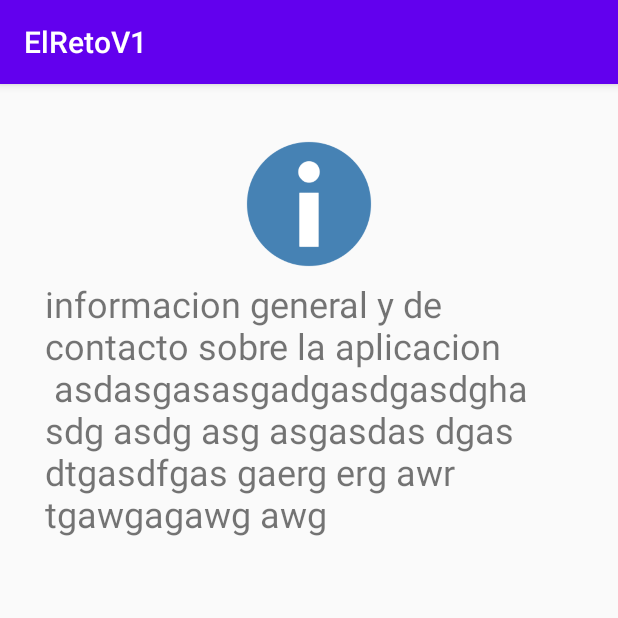
After one commit to jjaimes1/El-Reto-Android-Studio, an Android app: the VentanaInfo screen opened directly, with no data from a screen before it, on a phone screen of 412 x 824 dp, the top half of it. The commit adds this screen. Run offline under Robolectric (Android 15) with nearby library versions, the phone set to English and light mode, and no system bars.

Commit message:
creada ventana de informacion

```diff
--- a/app/src/main/AndroidManifest.xml
+++ b/app/src/main/AndroidManifest.xml
@@ -9,6 +9,7 @@
         android:roundIcon="@mipmap/ic_launcher_round"
         android:supportsRtl="true"
         android:theme="@style/AppTheme">
+        <activity android:name=".VentanaInfo"></activity>
         <activity android:name=".MainActivity">
             <intent-filter>
                 <action android:name="android.intent.action.MAIN" />
--- /dev/null
+++ b/app/src/main/java/com/jj/elretov1/VentanaInfo.java
@@ -0,0 +1,14 @@
+package com.jj.elretov1;
+
+import androidx.appcompat.app.AppCompatActivity;
+
+import android.os.Bundle;
+
+public class VentanaInfo extends AppCompatActivity {
+
+    @Override
+    protected void onCreate(Bundle savedInstanceState) {
+        super.onCreate(savedInstanceState);
+        setContentView(R.layout.activity_ventana_info);
+    }
+}
--- /dev/null
+++ b/app/src/main/res/layout/activity_ventana_info.xml
@@ -0,0 +1,25 @@
+<?xml version="1.0" encoding="utf-8"?>
+<LinearLayout xmlns:android="http://schemas.android.com/apk/res/android"
+    xmlns:app="http://schemas.android.com/apk/res-auto"
+    xmlns:tools="http://schemas.android.com/tools"
+    android:layout_width="match_parent"
+    android:layout_height="match_parent"
+    tools:context=".VentanaInfo"
+    android:orientation="vertical"
+    android:layout_margin="30dp"
+    android:gravity="center_horizontal"
+    >
+
+    <ImageView
+        android:id="@+id/imageView"
+        android:layout_width="100dp"
+        android:layout_height="100dp"
+        app:srcCompat="@drawable/icoinfo" />
+
+    <TextView
+        android:id="@+id/vInfoTxt2"
+        android:layout_width="wrap_content"
+        android:layout_height="wrap_content"
+        android:text="@string/vInfoTexto"
+        android:textSize="24sp" />
+</LinearLayout>
--- a/app/src/main/res/values/strings.xml
+++ b/app/src/main/res/values/strings.xml
@@ -4,4 +4,9 @@
     <string name="v1TxtPassword">Password</string>
     <string name="v1BtnLog">Log Acount</string>
     <string name="v1BtnCreate">Create Acount</string>
+    <string name="vInfoTitulo">Informacion</string>
+    <string name="vInfoTexto">informacion general y de contacto sobre la aplicacion \n
+    asdasgasasgadgasdgasdghasdg asdg asg asgasdas
+    dgas dtgasdfgas gaerg
+    erg awr tgawgagawg awg</string>
 </resources>
```
Also changed, not shown: app/src/main/res/layout/activity_main.xml (+9 -8 lines), app/src/main/res/drawable/iconuser.png (added).
